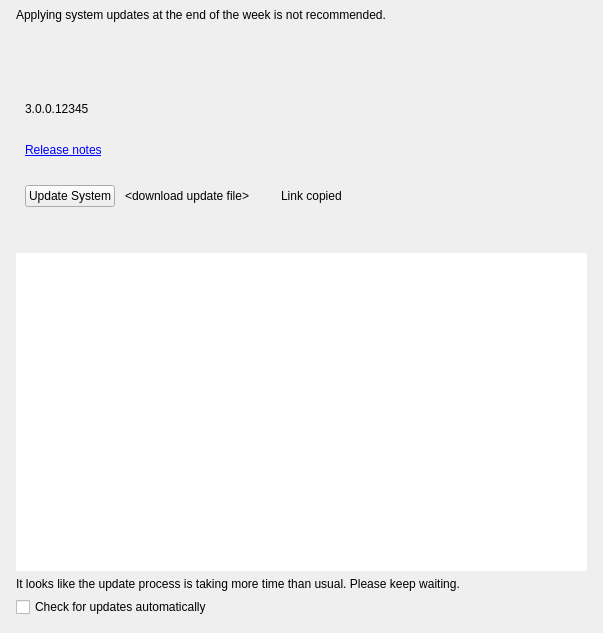
Before: the Qt Designer form client/libclient/src/ui/widgets/system_settings/server_updates_widget.ui in networkoptix/nx_open, drawn with Qt 5.
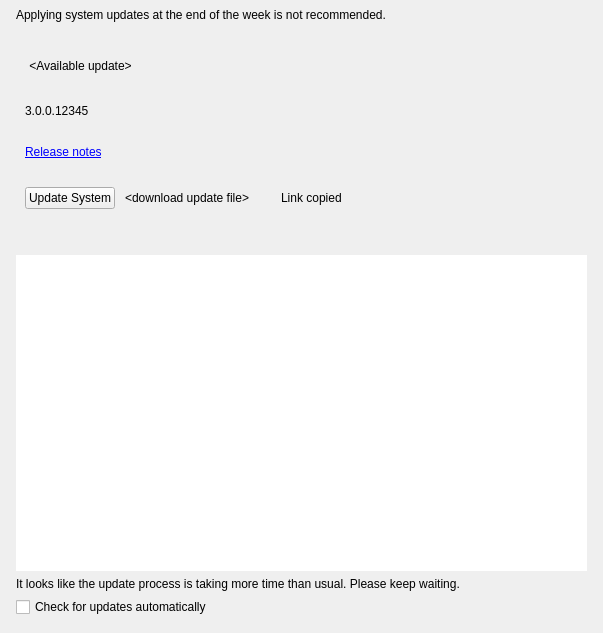
After: the same form once the commit is applied. Custom widgets are drawn as their Qt base class.

Commit message:
VMS-3713: New style element - text button (text dropdown)
<==== Mercurial data ====>
Branch: dev_3.0.0_gui

```diff
--- a/client/libclient/src/ui/widgets/system_settings/server_updates_widget.ui
+++ b/client/libclient/src/ui/widgets/system_settings/server_updates_widget.ui
@@ -76,32 +76,13 @@
           <property name="spacing">
            <number>2</number>
           </property>
-          <item>
-           <widget class="QLabel" name="versionTitleLabel">
-            <property name="text">
-             <string notr="true">&lt;available update&gt;</string>
-            </property>
-           </widget>
-          </item>
           <item>
            <widget class="QPushButton" name="selectUpdateTypeButton">
-            <property name="minimumSize">
-             <size>
-              <width>20</width>
-              <height>20</height>
-             </size>
-            </property>
-            <property name="maximumSize">
-             <size>
-              <width>20</width>
-              <height>20</height>
-             </size>
-            </property>
             <property name="focusPolicy">
              <enum>Qt::TabFocus</enum>
             </property>
             <property name="text">
-             <string notr="true"/>
+             <string notr="true">&lt;Available update&gt;</string>
             </property>
             <property name="iconSize">
              <size>
```
The commit also changes 6 other files.
